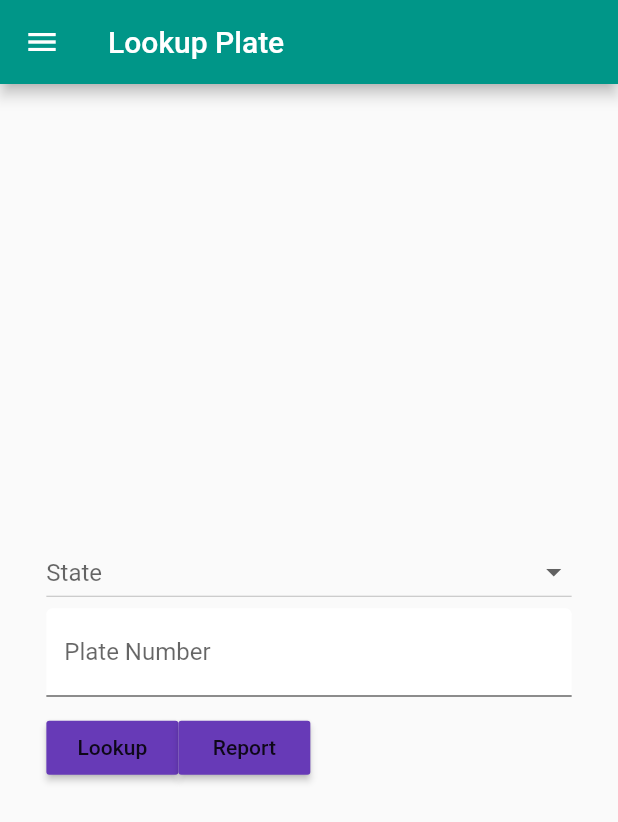
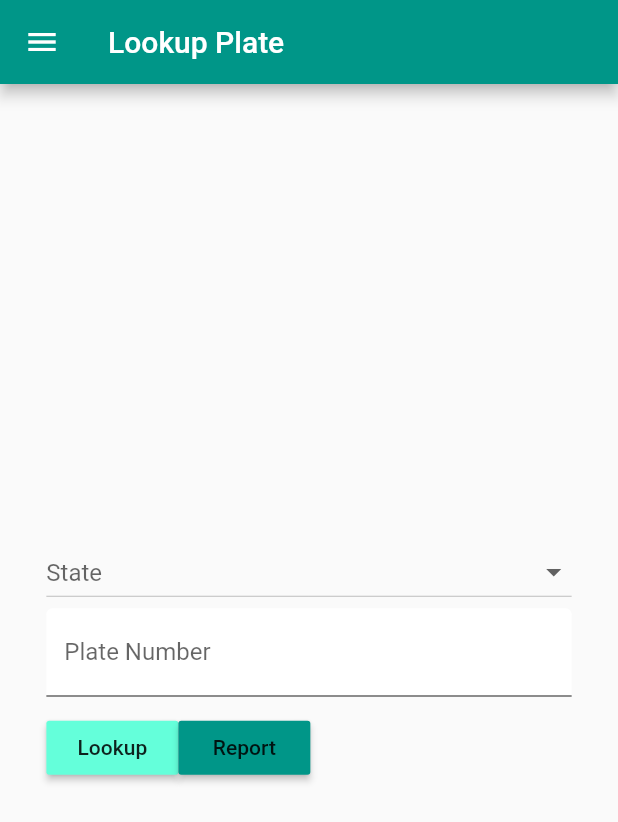
Before and after one commit to NeonArray/lpj-flutter-mvc, a Flutter app: the LookupView screen opened directly with empty values, on a phone screen of 412 x 824 dp. Shown: the top 822 px of the screen. Run offline on Flutter 3.47's test engine with Material 2 defaults, Android fonts, the phone set to English and light mode, and no system bars; our stand-ins replace firebase_auth, firebase_core, flutter_dotenv, rxdart, sentry; accounts and stored records are empty; statements that could not run were skipped.

Commit message:
Add logic to sign out menu tile

```diff
--- a/lib/views/lookup.dart
+++ b/lib/views/lookup.dart
@@ -39,8 +39,9 @@ class _LookupViewState extends State<LookupView> {
 					),
 					ListTile(
 						leading: Icon(Icons.edit),
-						title: Text('Manage Products'),
-						onTap: () {
+						title: Text('Sign Out'),
+						onTap: () async {
+							await widget.userController.signUserOut();
 							Navigator.pushReplacementNamed(context, '/');
 						},
 					),
@@ -100,10 +101,12 @@ class _LookupViewState extends State<LookupView> {
 		return Row(
 			children: <Widget>[
 				RaisedButton(
+					color: Colors.tealAccent,
 					child: Text('Lookup'),
 					onPressed: ()  {},
 				),
 				RaisedButton(
+					color: Colors.teal,
 					child: Text('Report'),
 					onPressed: ()  {},
 				),
```
